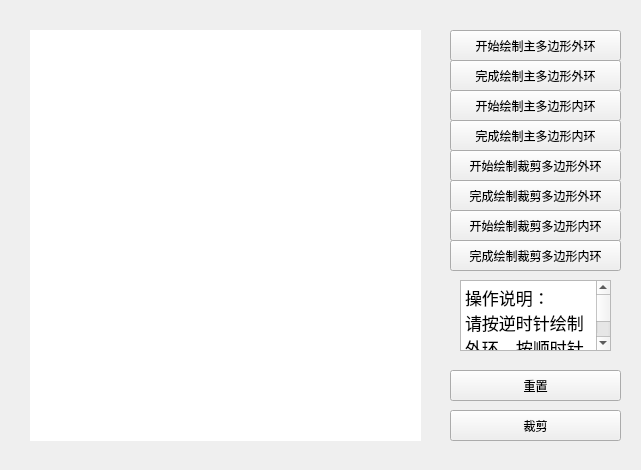
The window that mainwindow.ui (jxqhhh/WeilerAthertonWithQtGui) describes before a commit, drawn with Qt 5.
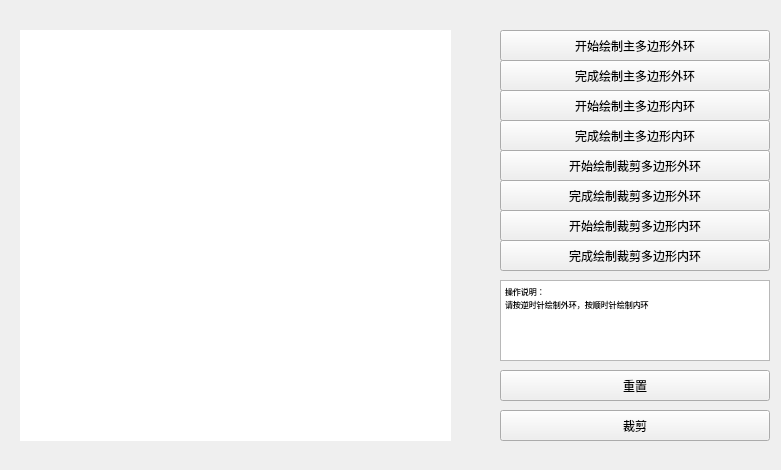
The same window after the commit. Custom widgets are drawn as their Qt base class.

```diff
--- a/mainwindow.ui
+++ b/mainwindow.ui
@@ -6,10 +6,22 @@
    <rect>
     <x>0</x>
     <y>0</y>
-    <width>641</width>
+    <width>781</width>
     <height>470</height>
    </rect>
   </property>
+  <property name="minimumSize">
+   <size>
+    <width>781</width>
+    <height>470</height>
+   </size>
+  </property>
+  <property name="maximumSize">
+   <size>
+    <width>781</width>
+    <height>470</height>
+   </size>
+  </property>
   <property name="windowTitle">
    <string>MainWindow</string>
   </property>
@@ -17,12 +29,24 @@
    <widget class="QPushButton" name="startMainPolygonOuterRingBtn">
     <property name="geometry">
      <rect>
-      <x>450</x>
+      <x>500</x>
       <y>30</y>
-      <width>171</width>
+      <width>270</width>
       <height>31</height>
      </rect>
     </property>
+    <property name="minimumSize">
+     <size>
+      <width>270</width>
+      <height>31</height>
+     </size>
+    </property>
+    <property name="maximumSize">
+     <size>
+      <width>270</width>
+      <height>31</height>
+     </size>
+    </property>
     <property name="text">
      <string>开始绘制主多边形外环</string>
     </property>
@@ -30,12 +54,30 @@
    <widget class="Canvas" name="widget" native="true">
     <property name="geometry">
      <rect>
-      <x>30</x>
+      <x>20</x>
       <y>30</y>
-      <width>391</width>
+      <width>431</width>
       <height>411</height>
      </rect>
     </property>
+    <property name="sizePolicy">
+     <sizepolicy hsizetype="Expanding" vsizetype="Expanding">
+      <horstretch>0</horstretch>
+      <verstretch>0</verstretch>
+     </sizepolicy>
+    </property>
+    <property name="minimumSize">
+     <size>
+      <width>431</width>
+      <height>411</height>
+     </size>
+    </property>
+    <property name="maximumSize">
+     <size>
+      <width>431</width>
+      <height>411</height>
+     </size>
+    </property>
     <property name="styleSheet">
      <string notr="true">background-color:white;</string>
     </property>
@@ -43,12 +85,24 @@
    <widget class="QPushButton" name="startMainPolygonInnerRingBtn">
     <property name="geometry">
      <rect>
-      <x>450</x>
+      <x>500</x>
       <y>90</y>
-      <width>171</width>
+      <width>270</width>
       <height>31</height>
      </rect>
     </property>
+    <property name="minimumSize">
+     <size>
+      <width>270</width>
+      <height>31</height>
+     </size>
+    </property>
+    <property name="maximumSize">
+     <size>
+      <width>270</width>
+      <height>31</height>
+     </size>
+    </property>
     <property name="text">
      <string>开始绘制主多边形内环</string>
     </property>
@@ -56,12 +110,24 @@
    <widget class="QPushButton" name="startTailorPolygonOuterRingBtn">
     <property name="geometry">
      <rect>
-      <x>450</x>
+      <x>500</x>
       <y>150</y>
-      <width>171</width>
+      <width>270</width>
       <height>31</height>
      </rect>
     </property>
+    <property name="minimumSize">
+     <size>
+      <width>270</width>
+      <height>31</height>
+     </size>
+    </property>
+    <property name="maximumSize">
+     <size>
+      <width>270</width>
+      <height>31</height>
+     </size>
+    </property>
     <property name="text">
      <string>开始绘制裁剪多边形外环</string>
     </property>
@@ -69,12 +135,24 @@
    <widget class="QPushButton" name="startTailorPolygonInnerRingBtn">
     <property name="geometry">
      <rect>
-      <x>450</x>
+      <x>500</x>
       <y>210</y>
-      <width>171</width>
+      <width>270</width>
       <height>31</height>
      </rect>
     </property>
+    <property name="minimumSize">
+     <size>
+      <width>270</width>
+      <height>31</height>
+     </size>
+    </property>
+    <property name="maximumSize">
+     <size>
+      <width>270</width>
+      <height>31</height>
+     </size>
+    </property>
     <property name="text">
      <string>开始绘制裁剪多边形内环</string>
     </property>
@@ -82,12 +160,24 @@
    <widget class="QPushButton" name="startBtn">
     <property name="geometry">
      <rect>
-      <x>450</x>
+      <x>500</x>
       <y>410</y>
-      <width>171</width>
+      <width>270</width>
       <height>31</height>
      </rect>
     </property>
+    <property name="minimumSize">
+     <size>
+      <width>270</width>
+      <height>31</height>
+     </size>
+    </property>
+    <property name="maximumSize">
+     <size>
+      <width>270</width>
+      <height>31</height>
+     </size>
+    </property>
     <property name="text">
      <string>裁剪</string>
     </property>
@@ -95,12 +185,24 @@
    <widget class="QPushButton" name="clearBtn">
     <property name="geometry">
      <rect>
-      <x>450</x>
+      <x>500</x>
       <y>370</y>
-      <width>171</width>
+      <width>270</width>
       <height>31</height>
      </rect>
     </property>
+    <property name="minimumSize">
+     <size>
+      <width>270</width>
+      <height>31</height>
+     </size>
+    </property>
+    <property name="maximumSize">
+     <size>
+      <width>270</width>
+      <height>31</height>
+     </size>
+    </property>
     <property name="text">
      <string>重置</string>
     </property>
@@ -108,12 +210,24 @@
    <widget class="QPushButton" name="finishMainPolygonOuterRingBtn">
     <property name="geometry">
      <rect>
-      <x>450</x>
+      <x>500</x>
       <y>60</y>
-      <width>171</width>
+      <width>270</width>
       <height>31</height>
      </rect>
     </property>
+    <property name="minimumSize">
+     <size>
+      <width>270</width>
+      <height>31</height>
+     </size>
+    </property>
+    <property name="maximumSize">
+     <size>
+      <width>270</width>
+      <height>31</height>
+     </size>
+    </property>
     <property name="text">
      <string>完成绘制主多边形外环</string>
     </property>
@@ -121,12 +235,24 @@
    <widget class="QPushButton" name="finishMainPolygonInnerRingBtn">
     <property name="geometry">
      <rect>
-      <x>450</x>
+      <x>500</x>
       <y>120</y>
-      <width>171</width>
+      <width>270</width>
       <height>31</height>
      </rect>
     </property>
+    <property name="minimumSize">
+     <size>
+      <width>270</width>
+      <height>31</height>
+     </size>
+    </property>
+    <property name="maximumSize">
+     <size>
+      <width>270</width>
+      <height>31</height>
+     </size>
+    </property>
     <property name="text">
      <string>完成绘制主多边形内环</string>
     </property>
@@ -134,12 +260,24 @@
    <widget class="QPushButton" name="finishTailorPolygonOuterRingBtn">
     <property name="geometry">
      <rect>
-      <x>450</x>
+      <x>500</x>
       <y>180</y>
-      <width>171</width>
+      <width>270</width>
       <height>31</height>
      </rect>
     </property>
+    <property name="minimumSize">
+     <size>
+      <width>270</width>
+      <height>31</height>
+     </size>
+    </property>
+    <property name="maximumSize">
+     <size>
+      <width>270</width>
+      <height>31</height>
+     </size>
+    </property>
     <property name="text">
      <string>完成绘制裁剪多边形外环</string>
     </property>
@@ -147,12 +285,24 @@
    <widget class="QPushButton" name="finishTailorPolygonInnerRingBtn">
     <property name="geometry">
      <rect>
-      <x>450</x>
+      <x>500</x>
       <y>240</y>
-      <width>171</width>
+      <width>270</width>
       <height>31</height>
      </rect>
     </property>
+    <property name="minimumSize">
+     <size>
+      <width>270</width>
+      <height>31</height>
+     </size>
+    </property>
+    <property name="maximumSize">
+     <size>
+      <width>270</width>
+      <height>31</height>
+     </size>
+    </property>
     <property name="text">
      <string>完成绘制裁剪多边形内环</string>
     </property>
@@ -160,19 +310,37 @@
    <widget class="QTextBrowser" name="textBrowser">
     <property name="geometry">
      <rect>
-      <x>460</x>
+      <x>500</x>
       <y>280</y>
-      <width>151</width>
-      <height>71</height>
+      <width>270</width>
+      <height>81</height>
      </rect>
     </property>
+    <property name="minimumSize">
+     <size>
+      <width>270</width>
+      <height>0</height>
+     </size>
+    </property>
+    <property name="maximumSize">
+     <size>
+      <width>270</width>
+      <height>16777215</height>
+     </size>
+    </property>
+    <property name="font">
+     <font>
+      <family>Arial</family>
+      <pointsize>6</pointsize>
+     </font>
+    </property>
     <property name="html">
      <string>&lt;!DOCTYPE HTML PUBLIC &quot;-//W3C//DTD HTML 4.0//EN&quot; &quot;http://www.w3.org/TR/REC-html40/strict.dtd&quot;&gt;
 &lt;html&gt;&lt;head&gt;&lt;meta name=&quot;qrichtext&quot; content=&quot;1&quot; /&gt;&lt;style type=&quot;text/css&quot;&gt;
 p, li { white-space: pre-wrap; }
-&lt;/style&gt;&lt;/head&gt;&lt;body style=&quot; font-family:'.SF NS Text'; font-size:13pt; font-weight:400; font-style:normal;&quot;&gt;
-&lt;p style=&quot; margin-top:0px; margin-bottom:0px; margin-left:0px; margin-right:0px; -qt-block-indent:0; text-indent:0px;&quot;&gt;操作说明：&lt;/p&gt;
-&lt;p style=&quot; margin-top:0px; margin-bottom:0px; margin-left:0px; margin-right:0px; -qt-block-indent:0; text-indent:0px;&quot;&gt;请按逆时针绘制外环，按顺时针绘制内环&lt;/p&gt;&lt;/body&gt;&lt;/html&gt;</string>
+&lt;/style&gt;&lt;/head&gt;&lt;body style=&quot; font-family:'Arial'; font-size:6pt; font-weight:400; font-style:normal;&quot;&gt;
+&lt;p style=&quot; margin-top:0px; margin-bottom:0px; margin-left:0px; margin-right:0px; -qt-block-indent:0; text-indent:0px;&quot;&gt;&lt;span style=&quot; font-family:'.SF NS Text';&quot;&gt;操作说明：&lt;/span&gt;&lt;/p&gt;
+&lt;p style=&quot; margin-top:0px; margin-bottom:0px; margin-left:0px; margin-right:0px; -qt-block-indent:0; text-indent:0px;&quot;&gt;&lt;span style=&quot; font-family:'.SF NS Text';&quot;&gt;请按逆时针绘制外环，按顺时针绘制内环&lt;/span&gt;&lt;/p&gt;&lt;/body&gt;&lt;/html&gt;</string>
     </property>
    </widget>
   </widget>
```
